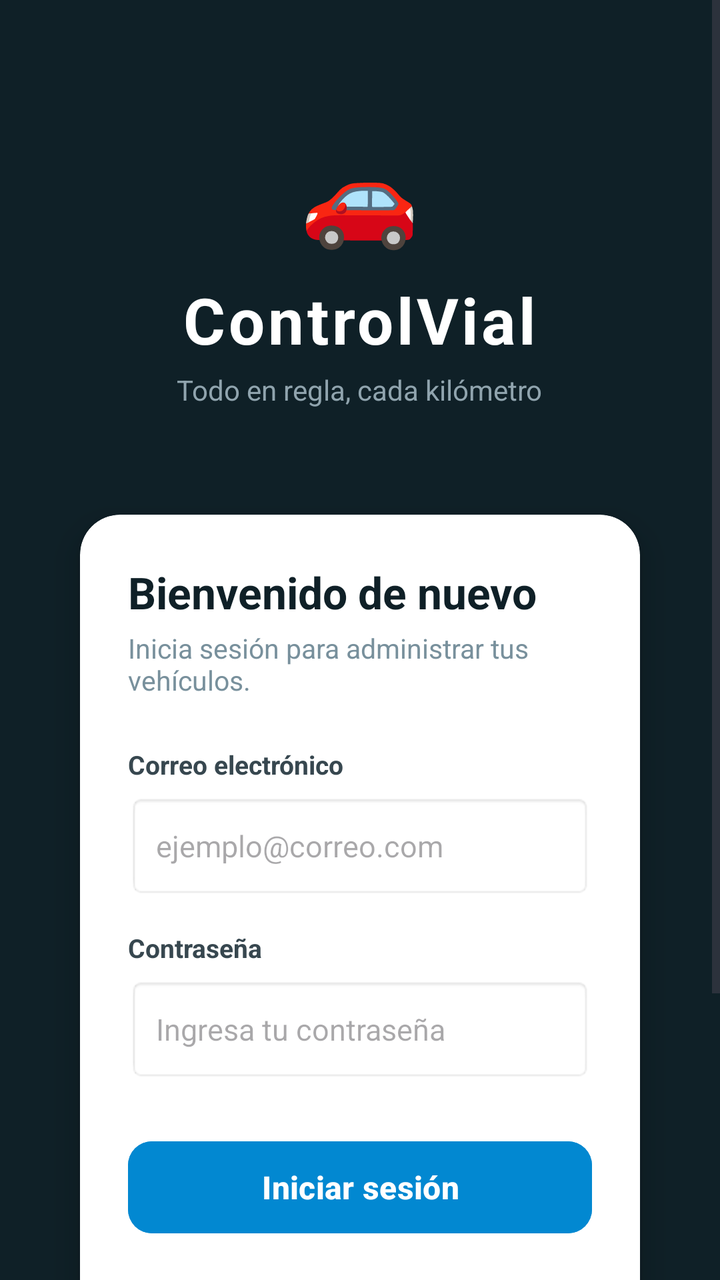
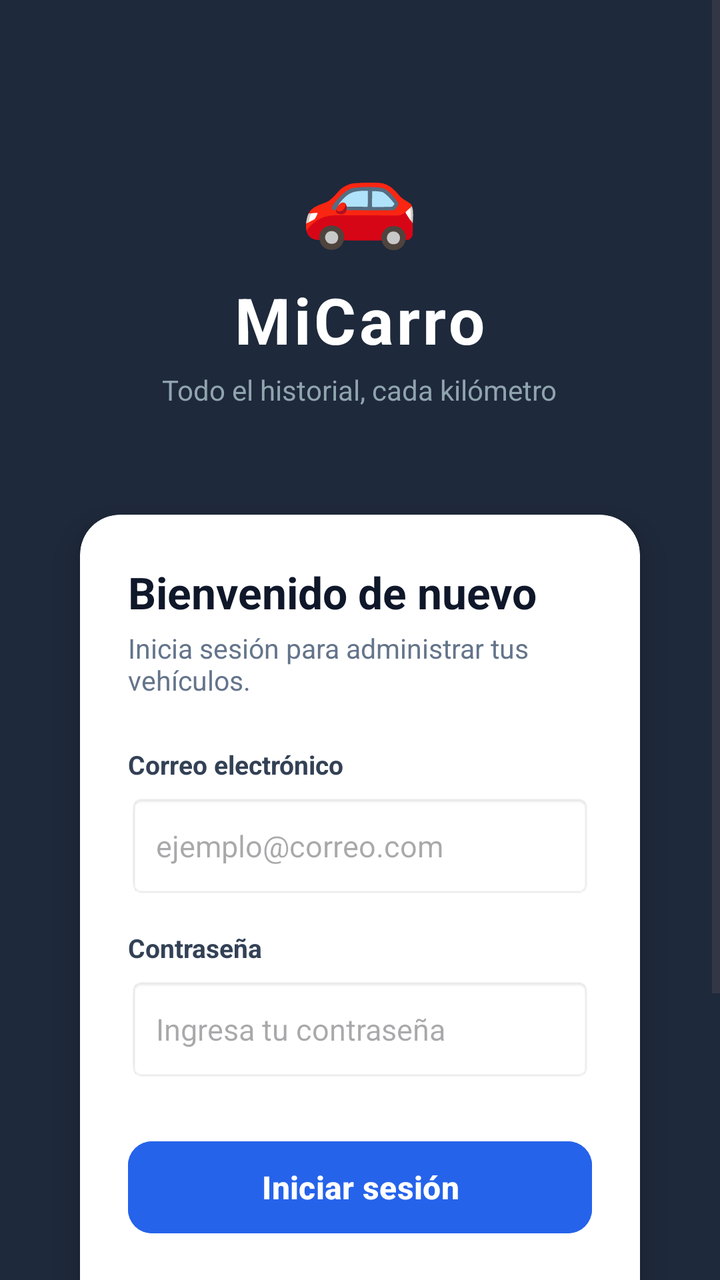

The first picture is an Android layout as it rendered before a commit; the second is the same layout after the commit. The layout source and the unified diff follow.
<!-- AndroidManifest.xml: application theme Theme.ControlVial -->
<!-- res/layout/activity_login.xml -->
<?xml version="1.0" encoding="utf-8"?>
<ScrollView xmlns:android="http://schemas.android.com/apk/res/android"
    xmlns:app="http://schemas.android.com/apk/res-auto"
    android:layout_width="match_parent"
    android:layout_height="match_parent"
    android:background="#0F2027"
    android:fillViewport="true">

    <LinearLayout
        android:layout_width="match_parent"
        android:layout_height="wrap_content"
        android:gravity="center_horizontal"
        android:orientation="vertical"
        android:padding="24dp">

        
        <View
            android:layout_width="match_parent"
            android:layout_height="40dp" />

        
        <TextView
            android:layout_width="wrap_content"
            android:layout_height="wrap_content"
            android:text="🚗"
            android:textSize="48sp" />

        <TextView
            android:layout_width="wrap_content"
            android:layout_height="wrap_content"
            android:layout_marginTop="10dp"
            android:text="ControlVial"
            android:textColor="#FFFFFF"
            android:textSize="32sp"
            android:textStyle="bold"
            android:letterSpacing="0.05" />

        <TextView
            android:layout_width="wrap_content"
            android:layout_height="wrap_content"
            android:layout_marginTop="4dp"
            android:text="Todo en regla, cada kilómetro"
            android:textColor="#90A4AE"
            android:textSize="14sp"
            android:layout_marginBottom="32dp" />

        
        <androidx.cardview.widget.CardView
            android:layout_width="match_parent"
            android:layout_height="wrap_content"
            app:cardCornerRadius="20dp"
            app:cardElevation="10dp"
            app:cardBackgroundColor="#FFFFFF"
            app:cardUseCompatPadding="true">

            <LinearLayout
                android:layout_width="match_parent"
                android:layout_height="wrap_content"
                android:orientation="vertical"
                android:padding="24dp">

                <TextView
                    android:layout_width="match_parent"
                    android:layout_height="wrap_content"
                    android:text="Bienvenido de nuevo"
                    android:textColor="#0F2027"
                    android:textSize="22sp"
                    android:textStyle="bold" />

                <TextView
                    android:layout_width="match_parent"
                    android:layout_height="wrap_content"
                    android:layout_marginTop="4dp"
                    android:text="Inicia sesión para administrar tus vehículos."
                    android:textColor="#78909C"
                    android:textSize="13.5sp"
                    android:layout_marginBottom="24dp" />

                
                <TextView
                    android:layout_width="match_parent"
                    android:layout_height="wrap_content"
                    android:text="Correo electrónico"
                    android:textColor="#37474F"
                    android:textSize="13sp"
                    android:textStyle="bold" />

                <EditText
                    android:id="@+id/etEmail"
                    android:layout_width="match_parent"
                    android:layout_height="52dp"
                    android:layout_marginTop="6dp"
                    android:background="@android:drawable/editbox_background_normal"
                    android:hint="ejemplo@correo.com"
                    android:inputType="textEmailAddress"
                    android:singleLine="true"
                    android:paddingHorizontal="14dp"
                    android:textColor="#0F2027"
                    android:textSize="15sp" />

                
                <TextView
                    android:layout_width="match_parent"
                    android:layout_height="wrap_content"
                    android:layout_marginTop="16dp"
                    android:text="Contraseña"
                    android:textColor="#37474F"
                    android:textSize="13sp"
                    android:textStyle="bold" />

                <EditText
                    android:id="@+id/etPassword"
                    android:layout_width="match_parent"
                    android:layout_height="52dp"
                    android:layout_marginTop="6dp"
                    android:background="@android:drawable/editbox_background_normal"
                    android:hint="Ingresa tu contraseña"
                    android:inputType="textPassword"
                    android:singleLine="true"
                    android:paddingHorizontal="14dp"
                    android:textColor="#0F2027"
                    android:textSize="15sp" />

                
                <Button
                    android:id="@+id/btnLogin"
                    android:layout_width="match_parent"
                    android:layout_height="54dp"
                    android:layout_marginTop="26dp"
                    android:backgroundTint="#0288D1"
                    android:text="Iniciar sesión"
                    android:textAllCaps="false"
                    android:textColor="#FFFFFF"
                    android:textSize="16sp"
                    android:textStyle="bold"
                    app:cornerRadius="12dp" />

                
                <TextView
                    android:id="@+id/tvIrRegistro"
                    android:layout_width="match_parent"
                    android:layout_height="wrap_content"
                    android:layout_marginTop="18dp"
                    android:gravity="center"
                    android:text="¿Todavía no tienes una cuenta? Regístrate"
                    android:textColor="#0288D1"
                    android:textSize="14sp"
                    android:textStyle="bold"
                    android:clickable="true"
                    android:focusable="true"
                    android:padding="6dp" />

            </LinearLayout>
        </androidx.cardview.widget.CardView>

        
        <TextView
            android:layout_width="wrap_content"
            android:layout_height="wrap_content"
            android:layout_marginTop="28dp"
            android:layout_marginBottom="24dp"
            android:gravity="center"
            android:text="Tus documentos, siempre bajo control."
            android:textColor="#90A4AE"
            android:textSize="13sp" />

    </LinearLayout>

</ScrollView>
<!-- resources referenced by this layout -->
<resources>
  <style name="Theme.ControlVial" parent="Base.Theme.ControlVial" />
  <style name="Base.Theme.ControlVial" parent="Theme.Material3.DayNight.NoActionBar">
          
          
      </style>
</resources>

<!-- the commit's change to res/layout/activity_login.xml (unified diff, before → after) -->
@@ -3,7 +3,7 @@
     xmlns:app="http://schemas.android.com/apk/res-auto"
     android:layout_width="match_parent"
     android:layout_height="match_parent"
-    android:background="#0F2027"
+    android:background="#1E293B"
     android:fillViewport="true">
 
     <LinearLayout
@@ -29,7 +29,7 @@
             android:layout_width="wrap_content"
             android:layout_height="wrap_content"
             android:layout_marginTop="10dp"
-            android:text="ControlVial"
+            android:text="MiCarro"
             android:textColor="#FFFFFF"
             android:textSize="32sp"
             android:textStyle="bold"
@@ -39,7 +39,7 @@
             android:layout_width="wrap_content"
             android:layout_height="wrap_content"
             android:layout_marginTop="4dp"
-            android:text="Todo en regla, cada kilómetro"
+            android:text="Todo el historial, cada kilómetro"
             android:textColor="#90A4AE"
             android:textSize="14sp"
             android:layout_marginBottom="32dp" />
@@ -63,7 +63,7 @@
                     android:layout_width="match_parent"
                     android:layout_height="wrap_content"
                     android:text="Bienvenido de nuevo"
-                    android:textColor="#0F2027"
+                    android:textColor="#0F172A"
                     android:textSize="22sp"
                     android:textStyle="bold" />
 
@@ -72,7 +72,7 @@
                     android:layout_height="wrap_content"
                     android:layout_marginTop="4dp"
                     android:text="Inicia sesión para administrar tus vehículos."
-                    android:textColor="#78909C"
+                    android:textColor="#64748B"
                     android:textSize="13.5sp"
                     android:layout_marginBottom="24dp" />
 
@@ -81,7 +81,7 @@
                     android:layout_width="match_parent"
                     android:layout_height="wrap_content"
                     android:text="Correo electrónico"
-                    android:textColor="#37474F"
+                    android:textColor="#334155"
                     android:textSize="13sp"
                     android:textStyle="bold" />
 
@@ -95,7 +95,7 @@
                     android:inputType="textEmailAddress"
                     android:singleLine="true"
                     android:paddingHorizontal="14dp"
-                    android:textColor="#0F2027"
+                    android:textColor="#0F172A"
                     android:textSize="15sp" />
 
                 
@@ -104,7 +104,7 @@
                     android:layout_height="wrap_content"
                     android:layout_marginTop="16dp"
                     android:text="Contraseña"
-                    android:textColor="#37474F"
+                    android:textColor="#334155"
                     android:textSize="13sp"
                     android:textStyle="bold" />
 
@@ -118,7 +118,7 @@
                     android:inputType="textPassword"
                     android:singleLine="true"
                     android:paddingHorizontal="14dp"
-                    android:textColor="#0F2027"
+                    android:textColor="#0F172A"
                     android:textSize="15sp" />
 
                 
@@ -127,7 +127,7 @@
                     android:layout_width="match_parent"
                     android:layout_height="54dp"
                     android:layout_marginTop="26dp"
-                    android:backgroundTint="#0288D1"
+                    android:backgroundTint="#2563EB"
                     android:text="Iniciar sesión"
                     android:textAllCaps="false"
                     android:textColor="#FFFFFF"
@@ -143,7 +143,7 @@
                     android:layout_marginTop="18dp"
                     android:gravity="center"
                     android:text="¿Todavía no tienes una cuenta? Regístrate"
-                    android:textColor="#0288D1"
+                    android:textColor="#2563EB"
                     android:textSize="14sp"
                     android:textStyle="bold"
                     android:clickable="true"
